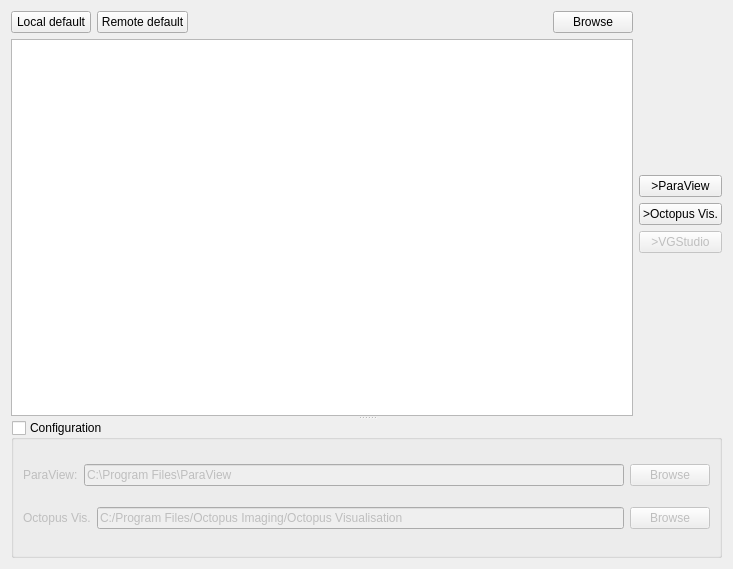
mantidproject/mantid, file MantidQt/CustomInterfaces/inc/MantidQtCustomInterfaces/Tomography/TomographyIfaceQtTabVisualize.ui: the form before one commit.
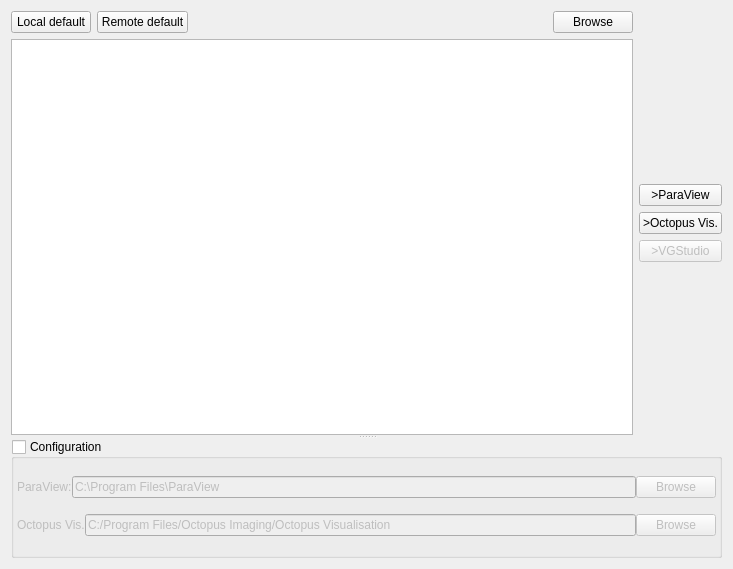
The form after the commit.

Commit message: more system settings and their widgets, re #15665

```diff
--- a/MantidQt/CustomInterfaces/inc/MantidQtCustomInterfaces/Tomography/TomographyIfaceQtTabVisualize.ui
+++ b/MantidQt/CustomInterfaces/inc/MantidQtCustomInterfaces/Tomography/TomographyIfaceQtTabVisualize.ui
@@ -13,7 +13,7 @@
   <property name="windowTitle">
    <string>Form</string>
   </property>
-  <layout class="QGridLayout" name="gridLayout">
+  <layout class="QGridLayout" name="gridLayout_2">
    <item row="0" column="0">
     <widget class="QSplitter" name="splitter">
      <property name="orientation">
@@ -22,7 +22,7 @@
      <widget class="QWidget" name="">
       <layout class="QHBoxLayout" name="horizontalLayout_4">
        <item>
-        <layout class="QVBoxLayout" name="verticalLayout">
+        <layout class="QVBoxLayout" name="verticalLayout" stretch="0,1">
          <item>
           <layout class="QHBoxLayout" name="horizontalLayout_3">
            <item>
@@ -139,9 +139,21 @@
       <property name="checked">
        <bool>false</bool>
       </property>
-      <layout class="QVBoxLayout" name="verticalLayout_4">
-       <item>
+      <layout class="QGridLayout" name="gridLayout" rowstretch="0,0" rowminimumheight="1,0">
+       <property name="sizeConstraint">
+        <enum>QLayout::SetMinimumSize</enum>
+       </property>
+       <property name="margin">
+        <number>3</number>
+       </property>
+       <property name="spacing">
+        <number>2</number>
+       </property>
+       <item row="0" column="0">
         <layout class="QHBoxLayout" name="horizontalLayout_2">
+         <property name="spacing">
+          <number>0</number>
+         </property>
          <item>
           <widget class="QLabel" name="label_2">
            <property name="text">
@@ -165,8 +177,11 @@
          </item>
         </layout>
        </item>
-       <item>
+       <item row="1" column="0">
         <layout class="QHBoxLayout" name="horizontalLayout_5">
+         <property name="spacing">
+          <number>0</number>
+         </property>
          <item>
           <widget class="QLabel" name="label_3">
            <property name="text">
```
The commit also changes 2 other files.
